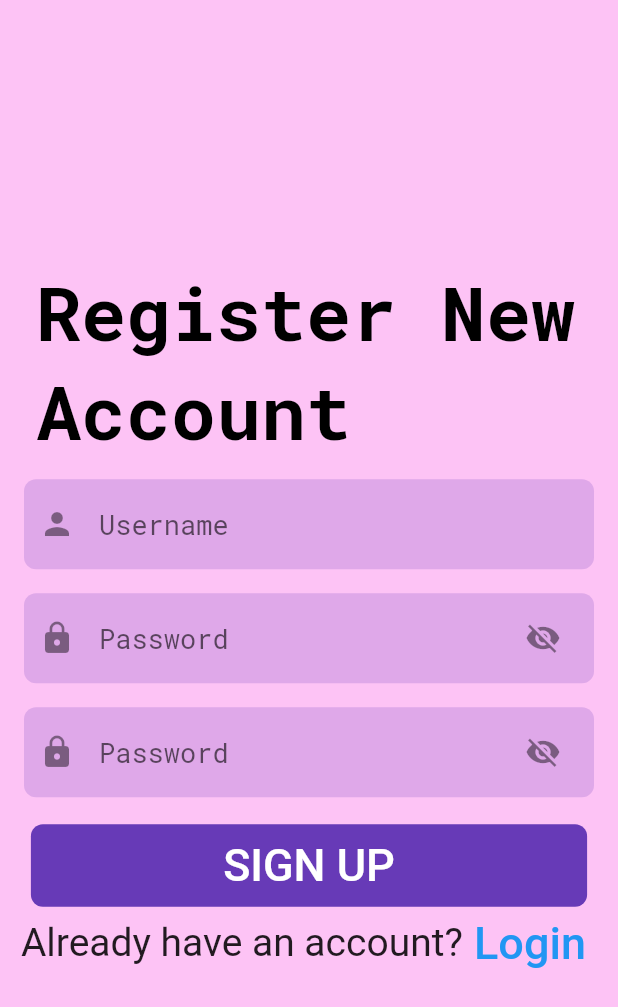
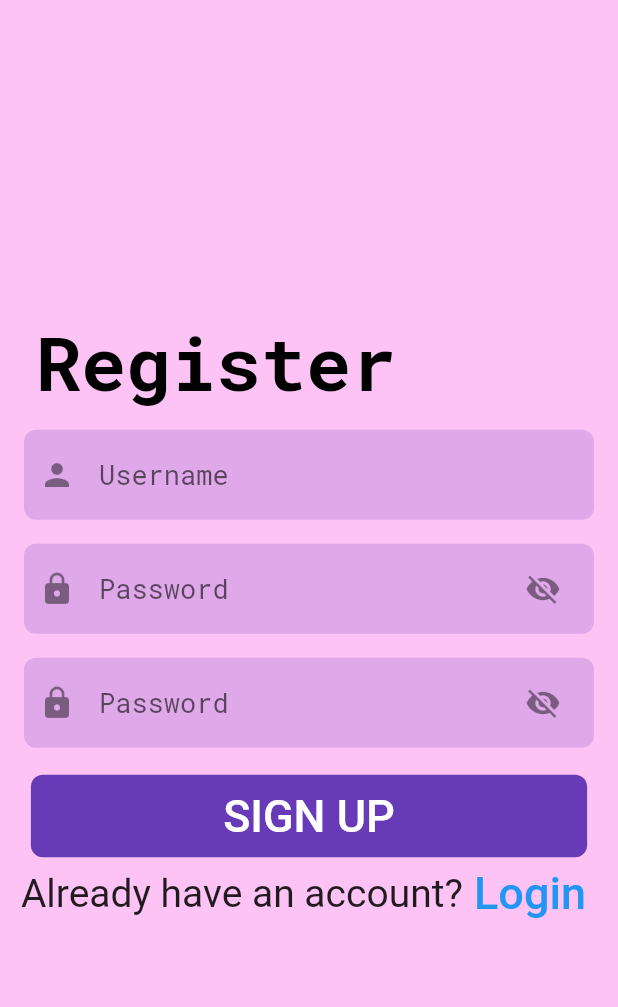
Before and after one commit to nurulsafitri321/miniproject-flutter-nurul, a Flutter app: the SignUp screen opened directly, on a phone screen of 412 x 824 dp. Shown: the top 1007 px of the screen. Run offline on Flutter 3.47's test engine with Material 2 defaults, Android fonts, the phone set to English and light mode, and no system bars; our stand-ins replace barcode_widget, google_fonts, sqflite; missing offline and left inert: dart:ffi, syncfusion_flutter_pdfviewer; accounts and stored records are empty.

Commit message:
Update signup.dart

```diff
--- a/applibrary/lib/authentication/signup.dart
+++ b/applibrary/lib/authentication/signup.dart
@@ -37,7 +37,7 @@ class _SignUpState extends State<SignUp> {
 
                   const ListTile(
                     title: Text(
-                      "Register New Account",
+                      "Register",
                       style:
                           TextStyle(fontSize: 50, fontWeight: FontWeight.bold),
                     ),
```
